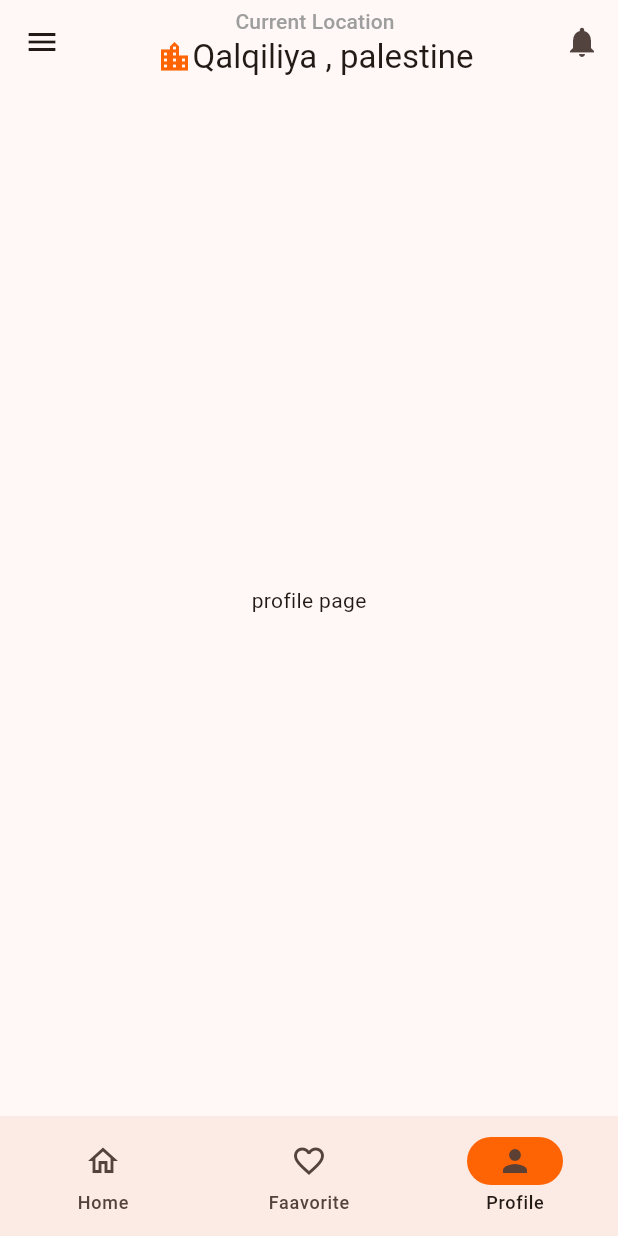
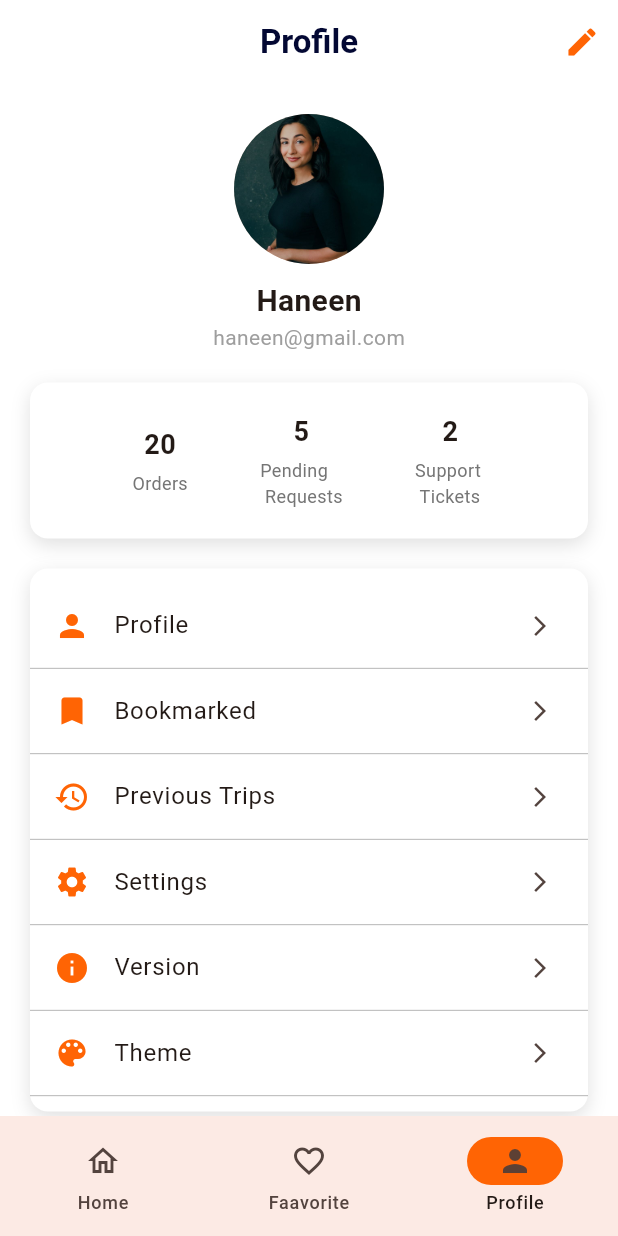
Before and after one commit to raghad-swaileh/cus_home_page, a Flutter app: the screen it shows after launch, item 3 of the bottom bar chosen, on a phone screen of 412 x 824 dp. Run offline on Flutter 3.47's test engine with Material 3 defaults, Android fonts, the phone set to English and light mode, and no system bars; our stand-ins replace cached_network_image, carousel_slider, google_fonts; missing offline and left inert: fluid_bottom_nav_bar; network calls fail.

Commit message:
update code

```diff
--- a/lib/utils/app_colors.dart
+++ b/lib/utils/app_colors.dart
@@ -3,9 +3,9 @@ import 'package:flutter/material.dart';
 class AppColors {
   static  Color white = Colors.white;
   static Color black = Colors.black;
+  static Color grey3 = const Color.fromARGB(255, 230, 229, 229);
   static Color grey = Colors.grey;
   static Color grey2 = const Color.fromARGB(255, 108, 108, 108);
-    static Color grey3 = const Color.fromARGB(255, 230, 229, 229);
 
 
   static Color transparent = Colors.transparent;
--- a/lib/views/pages/custom_buttom_navbar.dart
+++ b/lib/views/pages/custom_buttom_navbar.dart
@@ -17,6 +17,7 @@ class _CustomButtomNavbarState extends State<CustomButtomNavbar> {
   Widget build(BuildContext context) {
     final size=MediaQuery.of(context).size;
     return Scaffold(
+      /*
       drawer: const Drawer(
         child: Center(
            child: Text('inside the drawer haneen daoud  '),
@@ -50,7 +51,7 @@ class _CustomButtomNavbarState extends State<CustomButtomNavbar> {
           ],
         ),
       ),
-
+*/
       bottomNavigationBar: size.width>=800
       ? null
       :NavigationBar(
--- a/lib/views/pages/profile_page.dart
+++ b/lib/views/pages/profile_page.dart
@@ -1,9 +1,143 @@
 import 'package:flutter/material.dart';
-class ProfilePage extends StatelessWidget {
+import 'package:hire_harmony/views/widgets/build_menu_container.dart';
+import 'package:hire_harmony/views/widgets/state_item.dart';
+import 'package:hire_harmony/utils/app_colors.dart';
+
+class ProfilePage extends StatefulWidget {
   const ProfilePage({super.key});
 
   @override
+  State<ProfilePage> createState() => _ProfilePageState();
+}
+
+class _ProfilePageState extends State<ProfilePage> {
+  final TextEditingController _nameController = TextEditingController(text: "Haneen");
+  final TextEditingController _emailController = TextEditingController(text: "haneen@gmail.com");
+  final GlobalKey<FormState> _formKey = GlobalKey<FormState>();
+
+  @override
   Widget build(BuildContext context) {
-    return const Center(child:Text('profile page'));
+    return Scaffold(
+      backgroundColor: AppColors.white,
+      appBar: AppBar(
+        backgroundColor: AppColors.white,
+        elevation: 0,
+        title: Text(
+          'Profile',
+          style: TextStyle(color: AppColors.navy, fontWeight: FontWeight.bold),
+        ),
+        centerTitle: true,
+        actions: [
+          IconButton(
+            icon: Icon(Icons.edit, color: AppColors.orange),
+            onPressed: (){_showEditProfileDialog(context);},
+          ),
+        ],
+      ),
+      body: SingleChildScrollView(
+        child: Column(
+          crossAxisAlignment: CrossAxisAlignment.center,
+          children: [
+            const SizedBox(height: 20),
+            const CircleAvatar(
+              radius: 50,
+              backgroundImage: AssetImage('assets/images/teacher.jpg'), // Replace with your image
+            ),
+            const SizedBox(height: 10),
+            Text(
+              _nameController.text,
+              style: const TextStyle(fontSize: 20, fontWeight: FontWeight.bold),
+            ),
+            Text(
+              _emailController.text,
+              style: const TextStyle(color: Colors.grey),
+            ),
+            const SizedBox(height: 20),
+            Container(
+              margin: const EdgeInsets.symmetric(horizontal: 20),
+              padding: const EdgeInsets.all(20),
+              decoration: BoxDecoration(
+                color: Colors.white,
+                borderRadius: BorderRadius.circular(12),
+                boxShadow: [
+                  BoxShadow(
+                    color: Colors.grey.shade300,
+                    blurRadius: 10,
+                    offset: const Offset(0, 4),
+                  ),
+                ],
+              ),
+              child: const Row(
+                mainAxisAlignment: MainAxisAlignment.spaceEvenly,
+                children: [
+                  StatItem(label: 'Orders', value: '20'),
+                  StatItem(label: 'Pending \n Requests', value: '5'),
+                  StatItem(label: 'Support \n Tickets', value: '2'),
+                ],
+              ),
+            ),
+            const SizedBox(height: 20),
+            buildMenuContainer(context),
+          ],
+        ),
+      ),
+    );
   }
+  void _showEditProfileDialog(BuildContext context) {
+    showDialog(
+      context: context,
+      builder: (BuildContext context) {
+        return AlertDialog(
+          title: const Text("Edit Profile"),
+          content: Form(
+            key: _formKey,
+            child: Column(
+              mainAxisSize: MainAxisSize.min,
+              children: [
+                TextFormField(
+                  controller: _nameController,
+                  decoration: const InputDecoration(labelText: "Name"),
+                  validator: (value) {
+                    if (value == null || value.isEmpty) {
+                      return "Name cannot be empty";
+                    }
+                    return null;
+                  },
+                ),
+                const SizedBox(height: 10),
+                TextFormField(
+                  controller: _emailController,
+                  decoration: const InputDecoration(labelText: "Email"),
+                  validator: (value) {
+                    if (value == null || value.isEmpty || !value.contains("@")) {
+                      return "Enter a valid email";
+                    }
+                    return null;
+                  },
+                ),
+              ],
+            ),
+          ),
+          actions: [
+            TextButton(
+              onPressed: () {
+                Navigator.of(context).pop();
+              },
+              child: const Text("Cancel"),
+            ),
+            ElevatedButton(
+              onPressed: () {
+                if (_formKey.currentState!.validate()) {
+                  setState(() {});
+                  Navigator.of(context).pop();
+                }
+              },
+              child: const Text("Save"),
+            ),
+          ],
+        );
+      },
+    );
+  }
+
 }
--- /dev/null
+++ b/lib/views/widgets/build_menu_container.dart
@@ -0,0 +1,68 @@
+import 'package:flutter/material.dart';
+import 'package:hire_harmony/utils/app_colors.dart';
+import 'package:hire_harmony/views/pages/edit_profile_page.dart';
+import 'package:hire_harmony/views/pages/profile_info.dart';
+
+Widget buildMenuContainer(BuildContext context) {
+  return Container(
+    margin: const EdgeInsets.symmetric(horizontal: 20),
+    padding: const EdgeInsets.symmetric(vertical: 10),
+    decoration: BoxDecoration(
+      color: AppColors.white,
+      borderRadius: BorderRadius.circular(12),
+      boxShadow: [
+        BoxShadow(
+          color: Colors.grey.shade300,
+          blurRadius: 10,
+          offset: const Offset(0, 4),
+        ),
+      ],
+    ),
+    child: Column(
+      children: _buildMenuItems(context), // Pass the context here
+    ),
+  );
+}
+
+List<Widget> _buildMenuItems(BuildContext context) {
+  final menuItems = [
+    {'icon': Icons.person, 'text': 'Profile', 'route': const ProfileInfo()},
+    {'icon': Icons.bookmark, 'text': 'Bookmarked', 'route': null}, // Add route here later
+    {'icon': Icons.history, 'text': 'Previous Trips', 'route': null},
+    {'icon': Icons.settings, 'text': 'Settings', 'route': null},
+    {'icon': Icons.info, 'text': 'Version', 'route': null},
+    {'icon': Icons.color_lens, 'text': 'Theme', 'route': null},
+  ];
+
+  return menuItems
+      .map(
+        (item) => Column(
+          children: [
+            ListTile(
+              leading: Icon(
+                item['icon'] as IconData,
+                color: AppColors.orange,
+              ),
+              title: Text(item['text'] as String),
+              trailing: const Icon(Icons.arrow_forward_ios, size: 16),
+              onTap: () {
+                if (item['route'] != null) {
+                  Navigator.push(
+                    context,
+                    MaterialPageRoute(
+                      builder: (context) => item['route'] as Widget,
+                    ),
+                  );
+                }
+              },
+            ),
+            const Divider(
+              color: Colors.grey, // Adjust color if needed
+              thickness: 0.5,
+              height: 1,
+            ),
+          ],
+        ),
+      )
+      .toList();
+}
--- /dev/null
+++ b/lib/views/widgets/state_item.dart
@@ -0,0 +1,24 @@
+import 'package:flutter/material.dart';
+class StatItem extends StatelessWidget {
+  final String label;
+  final String value;
+
+  const StatItem({super.key, required this.label, required this.value});
+
+  @override
+  Widget build(BuildContext context) {
+    return Column(
+      children: [
+        Text(
+          value,
+          style: const TextStyle(fontSize: 18, fontWeight: FontWeight.bold),
+        ),
+        const SizedBox(height: 4),
+        Text(
+          label,
+          style: TextStyle(color: Colors.grey.shade600, fontSize: 12),
+        ),
+      ],
+    );
+  }
+}
--- a/pubspec.yaml
+++ b/pubspec.yaml
@@ -101,3 +101,4 @@ flutter:
     - assets/images/mechanic.png
     - assets/images/chef.png
     - assets/images/growth.png
+    - assets/images/teacher.jpg
```
Also changed, not shown: lib/views/pages/edit_profile_page.dart (added, +147 -0 lines), lib/views/pages/profile_info.dart (added, +163 -0 lines).
